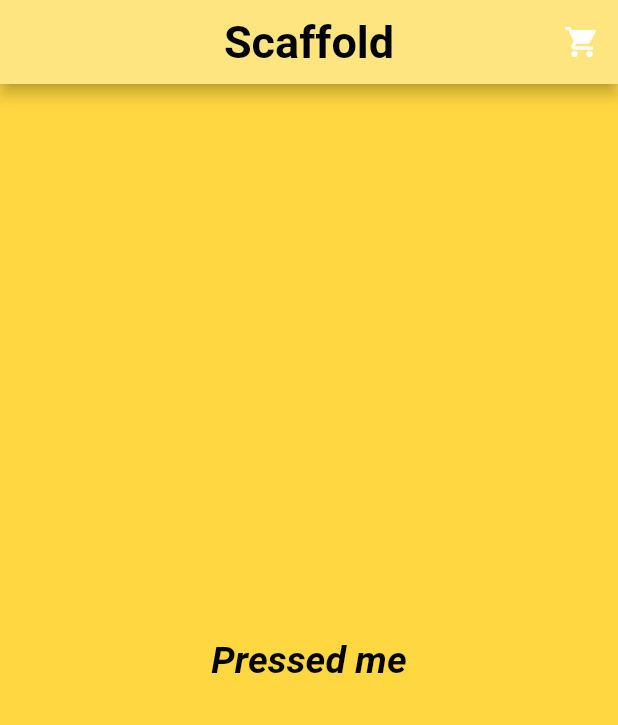
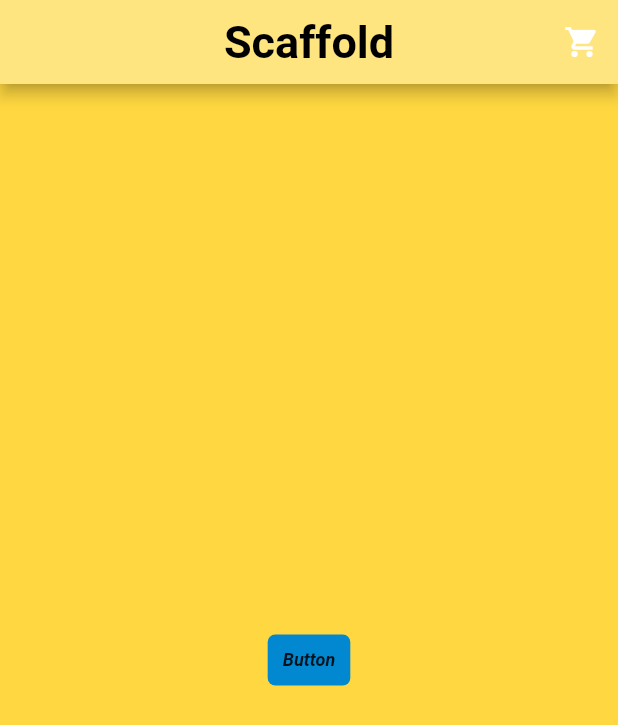
Before and after one commit to hasnainrabby/first_flutter_app, a Flutter app: the screen it shows after launch, on a phone screen of 412 x 824 dp. Shown: the top 725 px of the screen. Run offline on Flutter 3.47's test engine with Material 2 defaults, Android fonts, the phone set to English and light mode, and no system bars.

Commit message:
GestureDetector & Create Custom Button

```diff
--- a/lib/ui/home.dart
+++ b/lib/ui/home.dart
@@ -23,8 +23,10 @@ class ScaffoldExample extends StatelessWidget {
           alignment: Alignment.center,
           child: Column(
             mainAxisAlignment: MainAxisAlignment.center,
-            children: [
-              InkWell(
+            children: const [
+              CustomButton()
+
+              /* InkWell(
                 child: const Text(
                   "Pressed me",
                   style: TextStyle(
@@ -34,9 +36,45 @@ class ScaffoldExample extends StatelessWidget {
                       color: Colors.black),
                 ),
                 onTap: () => debugPrint("Tapped...."),
-              )
+              )*/
+
             ],
           )),
+    );
+  }
+}
+
+class CustomButton extends StatelessWidget {
+  const CustomButton({Key? key}) : super(key: key);
+
+  @override
+  Widget build(BuildContext context) {
+
+    return GestureDetector(
+      onTap: () {
+        final snackBar = SnackBar(
+          content: const Text("hello Bangladesh!"),
+          backgroundColor: Colors.limeAccent.shade700,
+        );
+
+        ScaffoldMessenger.of(context).showSnackBar(snackBar);
+
+
+      },
+      child: Container(
+        padding: const EdgeInsets.all(10.0),
+        decoration: BoxDecoration(
+            color: Colors.lightBlue.shade700,
+            borderRadius: BorderRadius.circular(5.0)),
+        child: const Text(
+          "Button",
+          style: TextStyle(
+              fontSize: 12,
+              fontStyle: FontStyle.italic,
+              fontWeight: FontWeight.bold,
+          ),
+        ),
+      ),
     );
   }
 }
```
